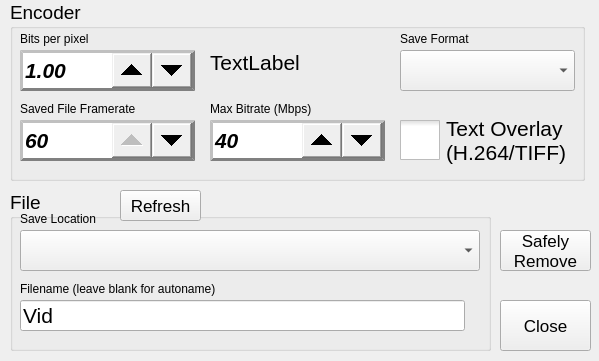
This is src/savesettingswindow.ui in krontech/chronos-cam-app as Qt 5 draws it before an edit. The edited form follows.
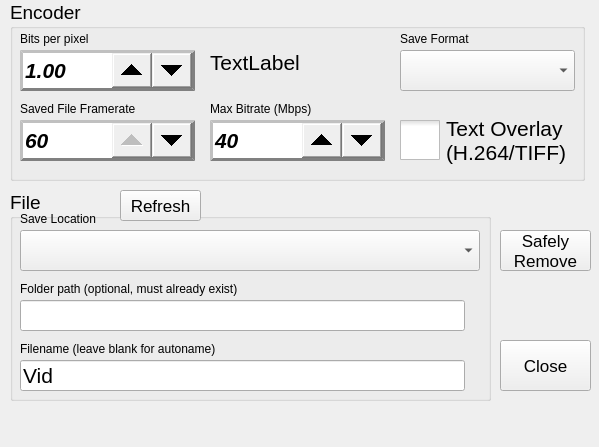
This is the edited form. Custom widgets are drawn as their Qt base class.

Diff of the .ui file:
```diff
--- a/src/savesettingswindow.ui
+++ b/src/savesettingswindow.ui
@@ -7,7 +7,7 @@
     <x>0</x>
     <y>0</y>
     <width>599</width>
-    <height>361</height>
+    <height>447</height>
    </rect>
   </property>
   <property name="sizePolicy">
@@ -257,7 +257,7 @@
      <x>10</x>
      <y>190</y>
      <width>481</width>
-     <height>161</height>
+     <height>211</height>
     </rect>
    </property>
    <property name="font">
@@ -293,7 +293,7 @@
     <property name="geometry">
      <rect>
       <x>10</x>
-      <y>90</y>
+      <y>150</y>
       <width>251</width>
       <height>17</height>
      </rect>
@@ -319,7 +319,7 @@
     <property name="geometry">
      <rect>
       <x>10</x>
-      <y>110</y>
+      <y>170</y>
       <width>445</width>
       <height>31</height>
      </rect>
@@ -357,12 +357,46 @@
      <string>Refresh</string>
     </property>
    </widget>
+   <widget class="CamLineEdit" name="lineFoldername">
+    <property name="geometry">
+     <rect>
+      <x>10</x>
+      <y>110</y>
+      <width>445</width>
+      <height>31</height>
+     </rect>
+    </property>
+    <property name="font">
+     <font>
+      <pointsize>16</pointsize>
+      <weight>50</weight>
+      <italic>false</italic>
+      <bold>false</bold>
+     </font>
+    </property>
+    <property name="text">
+     <string/>
+    </property>
+   </widget>
+   <widget class="QLabel" name="label_9">
+    <property name="geometry">
+     <rect>
+      <x>10</x>
+      <y>90</y>
+      <width>251</width>
+      <height>17</height>
+     </rect>
+    </property>
+    <property name="text">
+     <string>Folder path (optional, must already exist)</string>
+    </property>
+   </widget>
   </widget>
   <widget class="QPushButton" name="cmdClose">
    <property name="geometry">
     <rect>
      <x>500</x>
-     <y>300</y>
+     <y>340</y>
      <width>91</width>
      <height>51</height>
     </rect>
```
